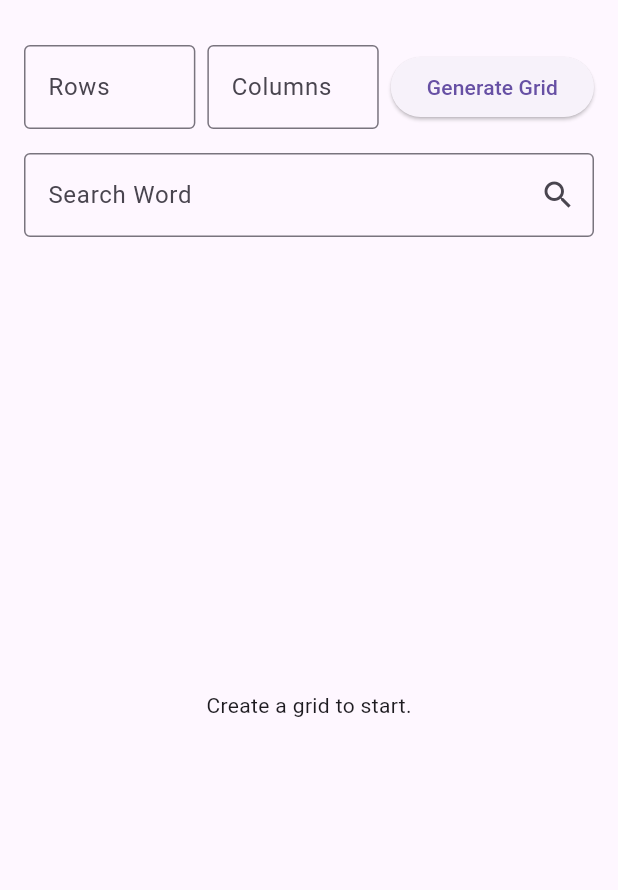
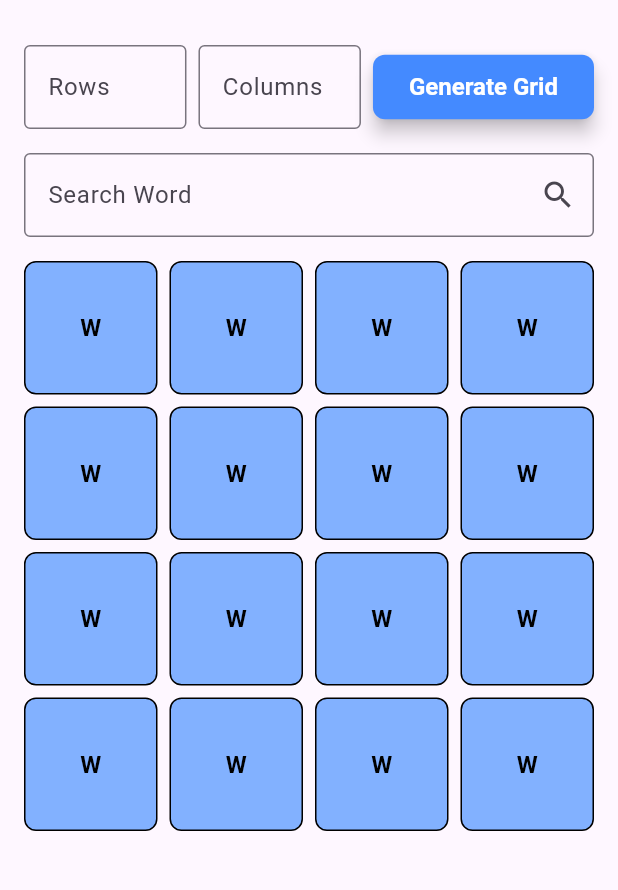
Before and after one commit to shubh030/nirmitee_task, a Flutter app: the screen it shows after launch, on a phone screen of 412 x 824 dp, the part 63-953 px from its top. Run offline on Flutter 3.47's test engine with Material 3 defaults, Android fonts, the phone set to English and light mode, and no system bars; our stand-ins replace audioplayers, dartz, equatable, flutter_bloc, get_it, go_router and 1 more.

Commit message:
resposive Ui

```diff
--- a/lib/config_main.dart
+++ b/lib/config_main.dart
@@ -6,8 +6,8 @@ import 'package:nirmitee/presentation/cubits/bloc_observer.dart';
 Future<void> configMain() async {
   WidgetsFlutterBinding.ensureInitialized();
   try {
-    configureDependencies(); // Initialize GetIt
-    // Bloc.observer = MyBlocObserver(); // Set up BlocObserver
+    configureDependencies();
+    Bloc.observer = MyBlocObserver();
   } catch (e) {
     debugPrint('Error during app initialization: $e');
   }
--- a/lib/data/model/grid_model.dart
+++ b/lib/data/model/grid_model.dart
@@ -1,13 +1,13 @@
-import 'package:nirmitee/domain/entities/grid_entities.dart';
+// import 'package:nirmitee/domain/entities/grid_entities.dart';
 
-class GridModel extends GridEntity {
-  GridModel(super.grid);
+// class GridModel extends GridEntity {
+//   GridModel(super.grid);
 
-  factory GridModel.fromJson(Map<String, dynamic> json) {
-    return GridModel(
-      List<List<String>>.from(
-        json['grid'].map((row) => List<String>.from(row)),
-      ),
-    );
-  }
-}
+//   factory GridModel.fromJson(Map<String, dynamic> json) {
+//     return GridModel(
+//       List<List<String>>.from(
+//         json['grid'].map((row) => List<String>.from(row)),
+//       ),
+//     );
+//   }
+// }
--- a/lib/presentation/cubits/grid_cubit/grid_cubit.dart
+++ b/lib/presentation/cubits/grid_cubit/grid_cubit.dart
@@ -42,8 +42,10 @@ class GridCubit extends Cubit<GridState> {
         wordCoordinates: wordCoordinates,
       ));
     } else {
-      // Do not emit a new state; notify UI of the error
-      // UI will handle this without clearing the current grid
+      emit(GridCreated(
+        grid: (state as GridCreated).grid,
+        wordCoordinates: [],
+      ));
     }
   }
 
--- a/lib/presentation/cubits/grid_cubit/grid_state.dart
+++ b/lib/presentation/cubits/grid_cubit/grid_state.dart
@@ -35,3 +35,7 @@ class GridError extends GridState {
   @override
   List<Object?> get props => [errorMessage];
 }
+
+class GridWordFound extends GridState {}
+
+class GridWordNotFound extends GridState {}
--- a/lib/presentation/routes/route_name.dart
+++ b/lib/presentation/routes/route_name.dart
@@ -1,9 +1,7 @@
 class Routes {
   Routes._();
 
-  // INITIAL
   static const String initial = '/';
 
-  // Sign in / Sign Up Pages
   static const String grid = '/grid';
 }
--- a/lib/presentation/screens/greed_screen.dart
+++ b/lib/presentation/screens/greed_screen.dart
@@ -8,7 +8,7 @@ class GridScreen extends StatefulWidget {
   const GridScreen({super.key});
 
   @override
-  _GridScreenState createState() => _GridScreenState();
+  State<GridScreen> createState() => _GridScreenState();
 }
 
 class _GridScreenState extends State<GridScreen> {
@@ -16,13 +16,20 @@ class _GridScreenState extends State<GridScreen> {
   final _colsController = TextEditingController();
   final _searchController = TextEditingController();
   final AudioPlayer _audioPlayer = AudioPlayer();
+  @override
+  void initState() {
+    const int rows = 4;
+    const int cols = 4;
+    context.read<GridCubit>().createGrid(rows, cols);
+    super.initState();
+  }
 
   @override
   void dispose() {
     _rowsController.dispose();
     _colsController.dispose();
     _searchController.dispose();
-    _audioPlayer.dispose(); // Dispose the audio player
+    _audioPlayer.dispose();
     super.dispose();
   }
 
@@ -52,9 +59,56 @@ class _GridScreenState extends State<GridScreen> {
       appBar: AppBar(title: const Text('Word Search Grid')),
       body: Padding(
         padding: const EdgeInsets.all(16.0),
+        child: OrientationBuilder(
+          builder: (context, orientation) {
+            final isPortrait = orientation == Orientation.portrait;
+
+            if (isPortrait) {
+              return _buildPortraitLayout();
+            } else {
+              return _buildLandscapeLayout();
+            }
+          },
+        ),
+      ),
+    );
+  }
+
+  Widget _buildPortraitLayout() {
+    return Column(
+      children: [
+        _buildInputFields(),
+        const SizedBox(height: 16),
+        _buildSearchField(),
+        const SizedBox(height: 16),
+        _buildGrid(),
+      ],
+    );
+  }
+
+  Widget _buildLandscapeLayout() {
+    return Row(
+      crossAxisAlignment: CrossAxisAlignment.start,
+      children: [
+        _buildGrid(),
+        const SizedBox(width: 16),
+        Expanded(
+          flex: 1,
           child: Column(
+            mainAxisAlignment: MainAxisAlignment.start,
             children: [
-            Row(
+              _buildInputFields(),
+              const SizedBox(height: 16),
+              _buildSearchField(),
+            ],
+          ),
+        ),
+      ],
+    );
+  }
+
+  Widget _buildInputFields() {
+    return Row(
       children: [
         Expanded(
           child: TextField(
@@ -84,39 +138,67 @@ class _GridScreenState extends State<GridScreen> {
             final cols = int.tryParse(_colsController.text) ?? 4;
             context.read<GridCubit>().createGrid(rows, cols);
           },
+          style: ElevatedButton.styleFrom(
+            backgroundColor: Colors.blueAccent,
+            foregroundColor: Colors.white,
+            padding: const EdgeInsets.symmetric(horizontal: 24, vertical: 12),
+            shape: RoundedRectangleBorder(
+              borderRadius: BorderRadius.circular(8),
+            ),
+            elevation: 5,
+            textStyle: const TextStyle(
+              fontSize: 16,
+              fontWeight: FontWeight.bold,
+            ),
+          ),
           child: const Text('Generate Grid'),
         ),
       ],
+    );
+  }
+
+  Widget _buildSearchField() {
+    return BlocBuilder<GridCubit, GridState>(
+      builder: (context, state) {
+        return TextField(
+          controller: _searchController,
+          decoration: InputDecoration(
+            labelText: 'Search Word',
+            border: const OutlineInputBorder(),
+            suffixIcon: IconButton(
+              onPressed: () {
+                final searchText = _searchController.text;
+                if (searchText.length >= 2) {
+                  context.read<GridCubit>().searchWord(searchText);
+                }
+              },
+              icon: const Icon(Icons.search),
             ),
-            const SizedBox(height: 16),
-            TextField(
-              controller: _searchController,
-              decoration: const InputDecoration(
-                labelText: 'Search Word',
-                border: OutlineInputBorder(),
-                suffixIcon: Icon(Icons.search),
           ),
           onSubmitted: (value) async {
-                if (value.isNotEmpty) {
+            if (value.length >= 2) {
               await context.read<GridCubit>().searchWord(value);
-                  final currentState = context.read<GridCubit>().state;
+            }
+          },
+        );
+      },
+    );
+  }
 
-                  if (currentState is GridCreated &&
-                      (currentState.wordCoordinates?.isEmpty ?? true)) {
-                    // Word not found
+  Widget _buildGrid() {
+    return Expanded(
+      child: BlocConsumer<GridCubit, GridState>(
+        listener: (context, state) {
+          if (state is GridCreated && _searchController.text.isNotEmpty) {
+            if (state.wordCoordinates?.isEmpty ?? true) {
               _showSnackbar("Word not found!", Colors.red);
-                    _playAudio("assets/fail.mp3");
-                  } else if (currentState is GridCreated) {
-                    // Word found
+              _playAudio("sound/fail.mp3");
+            } else {
               _showSnackbar("Word found!", Colors.green);
-                    _playAudio("assets/success.mp3");
+              _playAudio("sound/success.mp3");
             }
           }
         },
-            ),
-            const SizedBox(height: 16),
-            Expanded(
-              child: BlocBuilder<GridCubit, GridState>(
         builder: (context, state) {
           if (state is GridLoading) {
             return const Center(child: CircularProgressIndicator());
@@ -129,10 +211,6 @@ class _GridScreenState extends State<GridScreen> {
           return const Center(child: Text('Create a grid to start.'));
         },
       ),
-            ),
-          ],
-        ),
-      ),
     );
   }
 }
--- a/lib/presentation/screens/splash_screen.dart
+++ b/lib/presentation/screens/splash_screen.dart
@@ -4,10 +4,10 @@ import 'package:go_router/go_router.dart';
 import 'package:nirmitee/presentation/routes/route_name.dart';
 
 class SplashScreen extends StatefulWidget {
-  const SplashScreen({Key? key}) : super(key: key);
+  const SplashScreen({super.key});
 
   @override
-  _SplashScreenState createState() => _SplashScreenState();
+  State<SplashScreen> createState() => _SplashScreenState();
 }
 
 class _SplashScreenState extends State<SplashScreen>
@@ -19,13 +19,11 @@ class _SplashScreenState extends State<SplashScreen>
   void initState() {
     super.initState();
 
-    // Initialize the animation controller
     _animationController = AnimationController(
       vsync: this,
       duration: const Duration(seconds: 2),
     );
 
-    // Define the scaling animation
     _scaleAnimation = Tween<double>(begin: 0.8, end: 1.2).animate(
       CurvedAnimation(parent: _animationController, curve: Curves.easeInOut),
     );
--- a/lib/presentation/widgets/greed_widgets.dart
+++ b/lib/presentation/widgets/greed_widgets.dart
@@ -14,13 +14,24 @@ class GridWidget extends StatelessWidget {
   @override
   Widget build(BuildContext context) {
     final gridData = grid.grid;
+    final screenWidth = MediaQuery.of(context).size.width;
+    final screenHeight = MediaQuery.of(context).size.height;
+
+    final crossAxisCount = gridData[0].length;
+    final maxItemWidth = screenWidth / crossAxisCount;
+    final maxItemHeight = screenHeight / gridData.length;
+
+    final itemSize =
+        maxItemWidth < maxItemHeight ? maxItemWidth : maxItemHeight;
 
     return GridView.builder(
       gridDelegate: SliverGridDelegateWithFixedCrossAxisCount(
-        crossAxisCount: gridData[0].length,
-        crossAxisSpacing: 4.0,
-        mainAxisSpacing: 4.0,
+        crossAxisCount: crossAxisCount,
+        childAspectRatio: 1.0,
+        crossAxisSpacing: 8.0,
+        mainAxisSpacing: 8.0,
       ),
+      // physics: const NeverScrollableScrollPhysics(),
       itemCount: gridData.length * gridData[0].length,
       itemBuilder: (context, index) {
         final row = index ~/ gridData[0].length;
@@ -30,8 +41,10 @@ class GridWidget extends StatelessWidget {
             .any((coordinate) => coordinate[0] == row && coordinate[1] == col);
 
         return Container(
+          width: itemSize,
+          height: itemSize,
           decoration: BoxDecoration(
-            borderRadius: const BorderRadius.all(Radius.circular(20)),
+            borderRadius: BorderRadius.circular(8),
             color: isHighlighted ? Colors.green[200] : Colors.blueAccent[100],
             border: Border.all(color: Colors.black),
           ),
@@ -39,7 +52,7 @@ class GridWidget extends StatelessWidget {
             child: Text(
               gridData[row][col],
               style: const TextStyle(
-                fontSize: 20,
+                fontSize: 16,
                 fontWeight: FontWeight.bold,
                 color: Colors.black,
               ),
```
Also changed, not shown: lib/core/platform_helper.dart (added, +18 -0 lines), lib/core/responsive.dart (added, +37 -0 lines), lib/presentation/screens/demo.dart (added, +16 -0 lines), 1 other file. Lines whose indentation alone changed are shown as unchanged.
